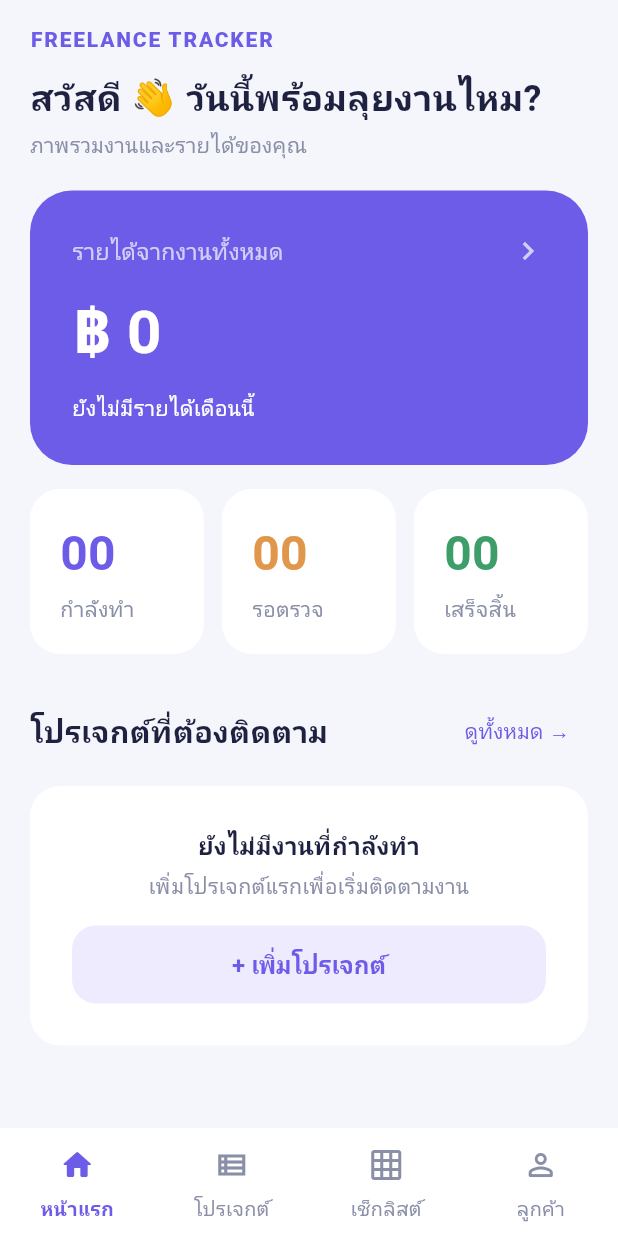
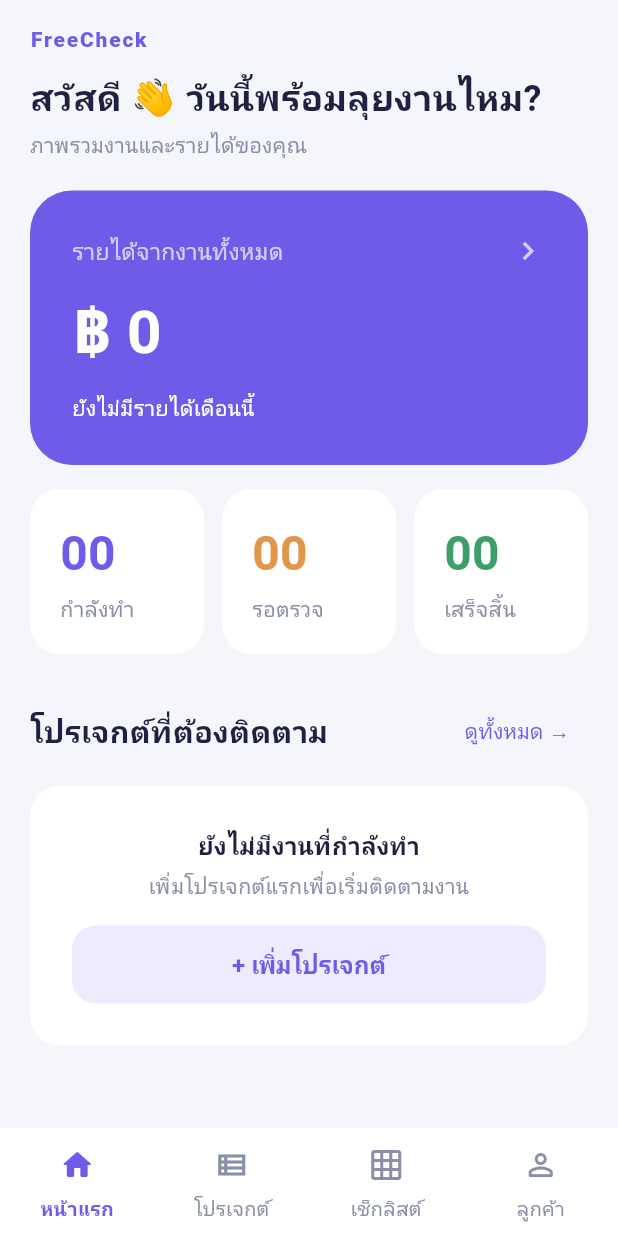
Before and after one commit to pempemk/FreeCheck, a Flutter app: the screen it shows after launch, on a phone screen of 412 x 824 dp. Run offline on Flutter 3.47's test engine with Material 3 defaults, Android fonts, the phone set to English and light mode, and no system bars; our stand-ins replace flutter_colorpicker, sqflite, sqflite_common_ffi_web; accounts and stored records are empty.

Commit message:
add title app

```diff
--- a/FreeCheck/lib/pages/home_page.dart
+++ b/FreeCheck/lib/pages/home_page.dart
@@ -139,7 +139,7 @@ class HomePage extends Page<_HomeData> {
         padding: const EdgeInsets.fromLTRB(20, 16, 20, 24),
         children: [
           const Text(
-            'FREELANCE TRACKER',
+            'FreeCheck',
             style: TextStyle(
               color: _primary,
               fontWeight: FontWeight.w800,
```
